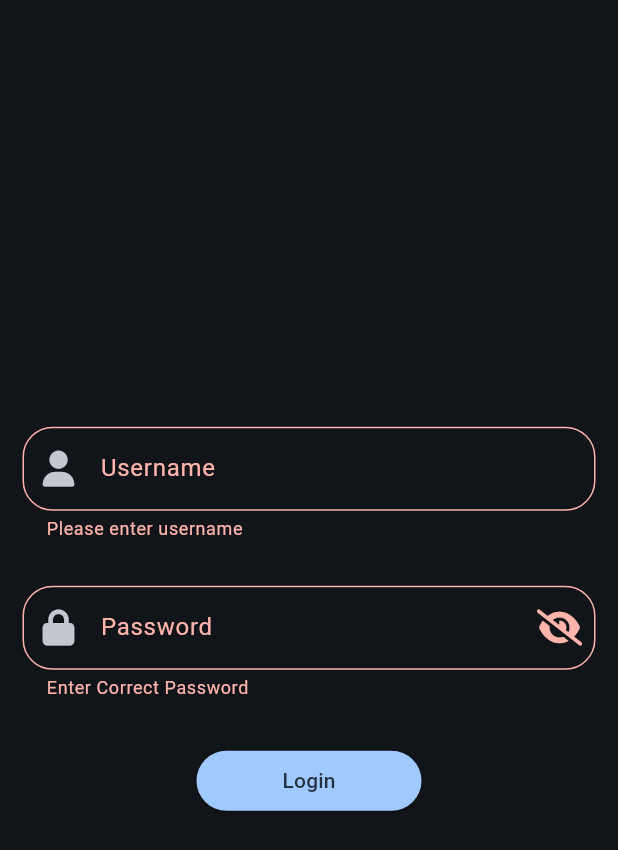
After one commit to vedantjain8/localhub, a Flutter app: the AdminLoginPage screen opened directly, after a tap on "Login", on a phone screen of 412 x 824 dp. The commit adds this screen. Shown: the top 850 px of the screen. Run offline on Flutter 3.47's test engine with Material 3 defaults, Android fonts, the phone set to English and light mode, and no system bars; our stand-ins replace cached_network_image, csc_picker, dropdown_search, flutter_markdown, flutter_secure_storage, font_awesome_flutter and 4 more; accounts and stored records are empty; network calls fail; project files that could hold a hidden picture were left out.

Commit message:
feat: admin page

```diff
--- a/flutter/localhub/lib/api/user_service.dart
+++ b/flutter/localhub/lib/api/user_service.dart
@@ -67,4 +67,26 @@ class UserApiService {
     }
     return jsonResponse;
   }
+
+  Future<Map<String, dynamic>> httpAdminLoginFun({
+    required String username,
+    required String password,
+  }) async {
+    Map<String, dynamic> jsonResponse = {};
+    try {
+      Map<String, dynamic> sendBody = {
+        'username': "$username",
+        'password': "$password",
+      };
+      var url = Uri.https(hostaddress, '/api/admin/v1/login');
+      var response = await http.post(url, body: sendBody);
+
+      if (response.statusCode == 200) {
+        jsonResponse = jsonDecode(response.body);
+      }
+    } catch (e) {
+      rethrow;
+    }
+    return jsonResponse;
+  }
 }
--- a/flutter/localhub/lib/auth/auth_service.dart
+++ b/flutter/localhub/lib/auth/auth_service.dart
@@ -76,6 +76,31 @@ class AuthService {
     }
   }
 
+  Future<String?> Adminlogin({
+    required String username,
+    required String password,
+  }) async {
+    try {
+      // Perform authentication and get the token
+      Map<String, dynamic> httpLoginResult = await apiService.httpLoginFun(
+        username: username,
+        password: password,
+      );
+
+      if (httpLoginResult['response'] == null) {
+        return null;
+      }
+      String token = httpLoginResult['response'];
+
+      // Store the token securely
+      // await _storage.write(key: 'token', value: token);
+
+      return token; // Return the token to the caller
+    } catch (error) {
+      return null;
+    }
+  }
+
   // Method to perform logout and remove the token
   Future<void> logout() async {
     // Perform any logout logic if needed
--- /dev/null
+++ b/flutter/localhub/lib/screens/admin/admin_login.dart
@@ -0,0 +1,180 @@
+import "package:flutter/material.dart";
+import "package:font_awesome_flutter/font_awesome_flutter.dart";
+import "package:localhub/auth/auth_service.dart";
+import "package:localhub/screens/admin/admin_homepage.dart";
+import "package:localhub/widgets/custom_input_decoration.dart";
+
+class AdminLoginPage extends StatefulWidget {
+  const AdminLoginPage({super.key});
+
+  @override
+  State<AdminLoginPage> createState() => _AdminLoginPageState();
+}
+
+class _AdminLoginPageState extends State<AdminLoginPage> {
+  final _formKey = GlobalKey<FormState>();
+  final TextEditingController _usernameController = TextEditingController();
+  final TextEditingController _passwordController = TextEditingController();
+  late bool showPass = false;
+  final AuthService authService = AuthService();
+
+  @override
+  void dispose() {
+    super.dispose();
+    _usernameController.dispose();
+    _passwordController.dispose();
+  }
+
+  @override
+  Widget build(BuildContext context) {
+    final colorScheme = Theme.of(context).colorScheme;
+    return Scaffold(
+      body: Center(
+        child: Padding(
+          padding: const EdgeInsets.all(15.0),
+          child: SingleChildScrollView(
+            child: Form(
+              key: _formKey,
+              child: Column(
+                children: <Widget>[
+                  const SizedBox(height: 5),
+                  TextFormField(
+                    validator: (value) {
+                      if (value == null || value.isEmpty) {
+                        return 'Please enter username';
+                      } else if (value.length < 4 || value.length > 15) {
+                        return 'Enter valid Username';
+                      }
+                      return null;
+                    },
+                    controller: _usernameController,
+                    decoration: CustomInputDecoration.inputDecoration(
+                        context: context,
+                        label: 'Username',
+                        prefixIcon: const Icon(FontAwesomeIcons.solidUser)),
+                    textInputAction: TextInputAction.next,
+                  ),
+                  const SizedBox(
+                    height: 30,
+                  ),
+                  TextFormField(
+                    validator: (value) {
+                      if (value == null || value.isEmpty) {
+                        return 'Enter Correct Password';
+                      } else if (value.length < 8) {
+                        return 'Password length should be atleast 8 characters';
+                      } else if (value.length > 32) {
+                        return 'Password length should be atmost 32 characters';
+                      }
+                      return null;
+                    },
+                    controller: _passwordController,
+                    decoration: InputDecoration(
+                        label: const Text('Password'),
+                        hintStyle: TextStyle(
+                          color: colorScheme.onSurfaceVariant,
+                        ),
+                        border: OutlineInputBorder(
+                          borderRadius: BorderRadius.circular(20.0),
+                          borderSide: BorderSide(
+                            color: colorScheme.onSurfaceVariant,
+                          ),
+                        ),
+                        focusedBorder: OutlineInputBorder(
+                          borderRadius: BorderRadius.circular(20.0),
+                          borderSide: BorderSide(
+                            color: colorScheme.onSurfaceVariant,
+                          ),
+                        ),
+                        prefixIcon: const Icon(FontAwesomeIcons.lock),
+                        suffixIcon: InkWell(
+                          onTap: () {
+                            setState(() {
+                              showPass = !showPass;
+                            });
+                          },
+                          child: showPass
+                              ? const Icon(FontAwesomeIcons.solidEye)
+                              : const Icon(FontAwesomeIcons.solidEyeSlash),
+                        )),
+                    obscureText: !showPass,
+                    textInputAction: TextInputAction.done,
+                  ),
+                  const SizedBox(
+                    height: 30,
+                  ),
+                  ElevatedButton(
+                    onPressed: () {
+                      if (_formKey.currentState!.validate()) {
+                        showDialog(
+                          context: context,
+                          barrierDismissible: false,
+                          builder: (BuildContext context) {
+                            return const Center(
+                                child: CircularProgressIndicator());
+                          },
+                        );
+
+                        authService.Adminlogin(
+                          username: _usernameController.text,
+                          password: _passwordController.text,
+                        ).then(
+                          (String? token) => {
+                            Navigator.of(context).pop(),
+                            if (token != null)
+                              {
+                                ScaffoldMessenger.of(context).showSnackBar(
+                                  const SnackBar(
+                                    content: Text("Login successfull"),
+                                  ),
+                                ),
+                                Navigator.pushReplacement(
+                                  context,
+                                  MaterialPageRoute(
+                                      builder: (context) =>
+                                          const AdminHomepage()),
+                                )
+                              }
+                            else
+                              {
+                                showDialog(
+                                  context: context,
+                                  builder: (BuildContext context) {
+                                    return AlertDialog(
+                                      title: const Text('Login Failed'),
+                                      content: const Text(
+                                          'Invalid username or password.'),
+                                      actions: [
+                                        TextButton(
+                                          onPressed: () =>
+                                              Navigator.pop(context),
+                                          child: const Text('OK'),
+                                        ),
+                                      ],
+                                    );
+                                  },
+                                )
+                              }
+                          },
+                        );
+                      }
+                    },
+                    style: ButtonStyle(
+                        backgroundColor: MaterialStatePropertyAll<Color>(
+                            colorScheme.primary),
+                        fixedSize:
+                            const MaterialStatePropertyAll(Size(150, 30))),
+                    child: Text(
+                      "Login",
+                      style: TextStyle(color: colorScheme.onSecondary),
+                    ),
+                  )
+                ],
+              ),
+            ),
+          ),
+        ),
+      ),
+    );
+  }
+}
```
Also changed, not shown: flutter/localhub/lib/api/admin_service.dart (added, +51 -0 lines), flutter/localhub/lib/screens/admin/admin_homepage.dart (added, +120 -0 lines), flutter/localhub/lib/screens/layout/app_layout.dart (+29 -10 lines).
